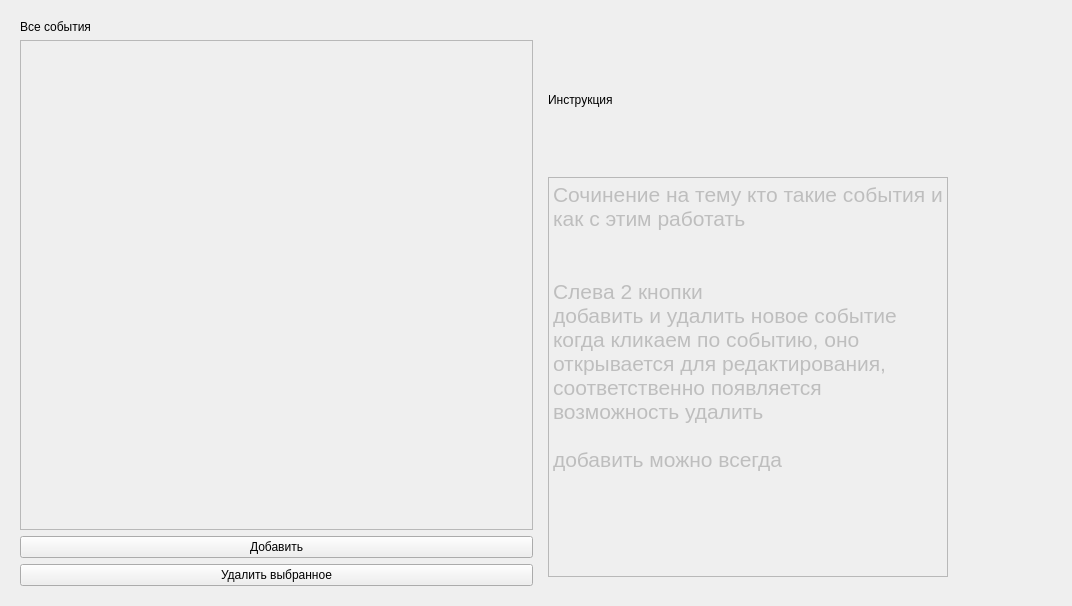
Qt form ui/admin/AdminEventsWidget.ui (xamlo721/SecurityHelper) before a commit.
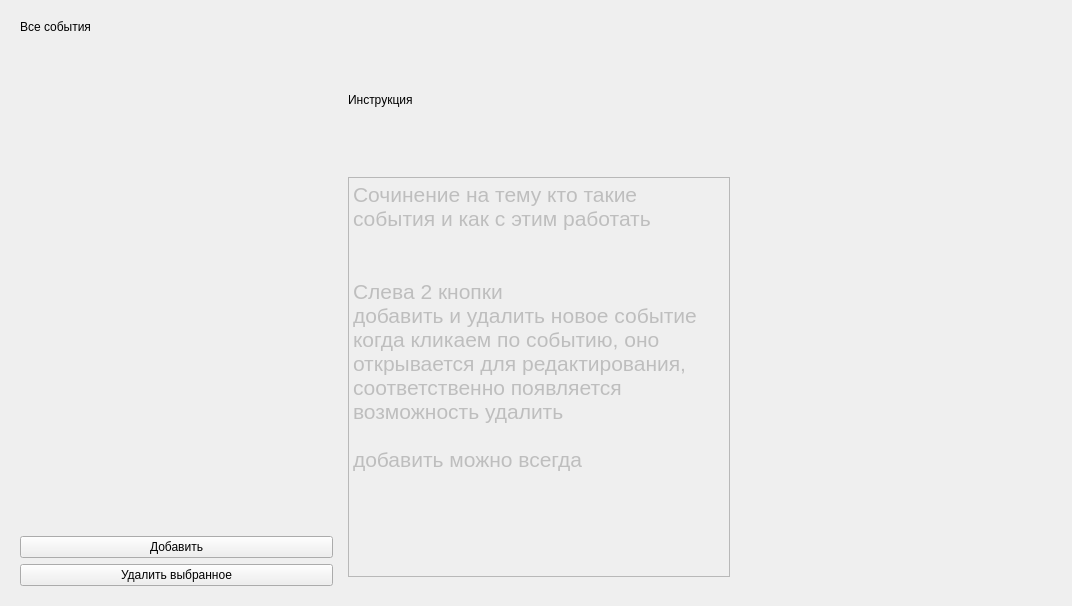
The same form after that commit. Custom widgets are drawn as their Qt base class.

```diff
--- a/ui/admin/AdminEventsWidget.ui
+++ b/ui/admin/AdminEventsWidget.ui
@@ -27,23 +27,13 @@
          </widget>
         </item>
         <item>
-         <widget class="QScrollArea" name="scrollArea_events">
-          <property name="layoutDirection">
-           <enum>Qt::LeftToRight</enum>
+         <widget class="MenuSelectedWidget" name="scrollArea_events" native="true">
+          <property name="sizePolicy">
+           <sizepolicy hsizetype="Expanding" vsizetype="Expanding">
+            <horstretch>0</horstretch>
+            <verstretch>0</verstretch>
+           </sizepolicy>
           </property>
-          <property name="widgetResizable">
-           <bool>true</bool>
-          </property>
-          <widget class="QWidget" name="scrollAreaWidgetContents_events">
-           <property name="geometry">
-            <rect>
-             <x>0</x>
-             <y>0</y>
-             <width>511</width>
-             <height>493</height>
-            </rect>
-           </property>
-          </widget>
          </widget>
         </item>
         <item>
@@ -105,11 +95,32 @@
         </layout>
        </widget>
       </item>
+      <item>
+       <spacer name="horizontalSpacer">
+        <property name="orientation">
+         <enum>Qt::Horizontal</enum>
+        </property>
+        <property name="sizeHint" stdset="0">
+         <size>
+          <width>40</width>
+          <height>20</height>
+         </size>
+        </property>
+       </spacer>
+      </item>
      </layout>
     </widget>
    </item>
   </layout>
  </widget>
+ <customwidgets>
+  <customwidget>
+   <class>MenuSelectedWidget</class>
+   <extends>QWidget</extends>
+   <header>src/ui/MenuSelectedWidget.h</header>
+   <container>1</container>
+  </customwidget>
+ </customwidgets>
  <resources/>
  <connections/>
 </ui>
```
